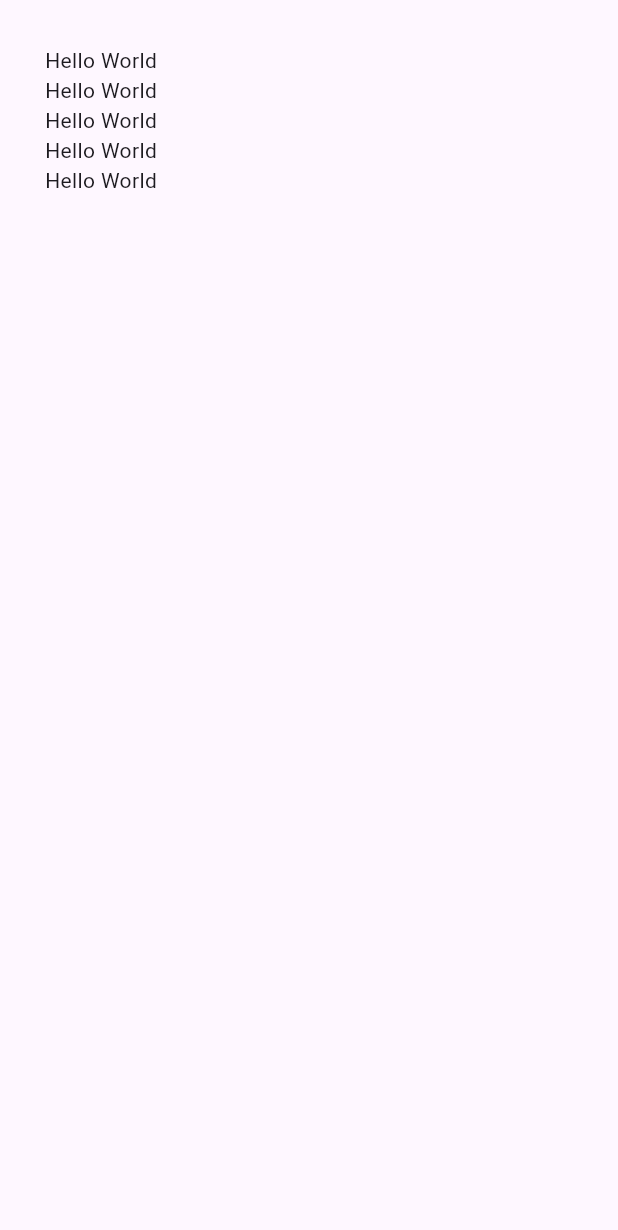
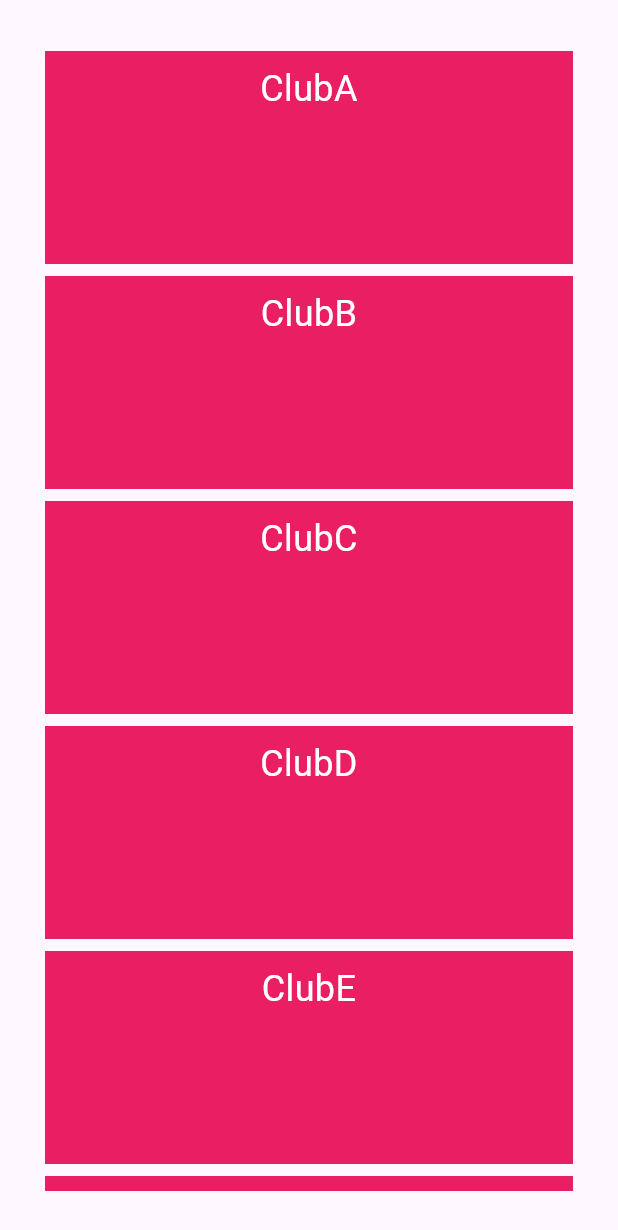
Before and after one commit to Chulinuwu/FlutterCheck, a Flutter app: the screen it shows after launch, on a phone screen of 412 x 824 dp. Shown: the top 1230 px of the screen. Run offline on Flutter 3.47's test engine with Material 3 defaults, Android fonts, the phone set to English and light mode, and no system bars; generated files the repository leaves out were written again.

Commit message:
flex box width 100 with list of data

```diff
--- a/lib/main.dart
+++ b/lib/main.dart
@@ -26,22 +26,44 @@ void main() {
   ));
 }
 
-class Home extends StatelessWidget {
+class Home extends StatefulWidget {
   const Home({Key? key}) : super(key: key);
+
+  @override
+  State<Home> createState() => _HomeState();
+}
+
+class _HomeState extends State<Home> {
+
+  List<String> Club = ['ClubA', 'ClubB', 'ClubC', 'ClubD', 'ClubE', 'ClubF','ClubG','ClubH'];
 
   @override
   Widget build(BuildContext context) {
     return Scaffold(
-      body: Container(
-        padding: EdgeInsets.all(30),
-        child: Column(
-          children: <Widget>[
-            Text('Hello World'),
-            Text('Hello World'),
-            Text('Hello World'),
-            Text('Hello World'),
-            Text('Hello World'),
-          ],
+      body: Center(
+        child: Container(
+          padding: EdgeInsets.all(30),
+          child: SingleChildScrollView(
+            child: Column(
+              children: Club.map((club) => SizedBox(
+                height: 150, // Set a constant height
+                child: Container(
+                  width: double.infinity,
+                  color: Colors.pink,
+                  padding: EdgeInsets.all(8.0),
+                  margin: EdgeInsets.symmetric(vertical: 4.0),
+                  child: Text(
+                    club,
+                    textAlign: TextAlign.center,
+                    style: TextStyle(
+                      color: Colors.white,
+                      fontSize: 24, // Set a larger font size
+                    ),
+                  ),
+                ),
+              )).toList(),
+            ),
+          ),
         ),
       ),
     );
```
